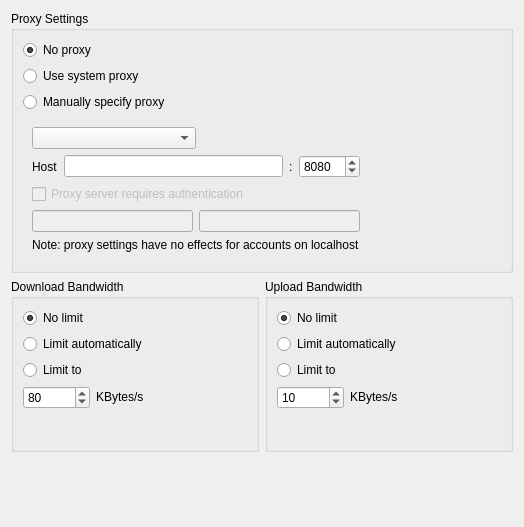
First picture: the form in src/gui/networksettings.ui, repository nextcloud/desktop, before the edit.
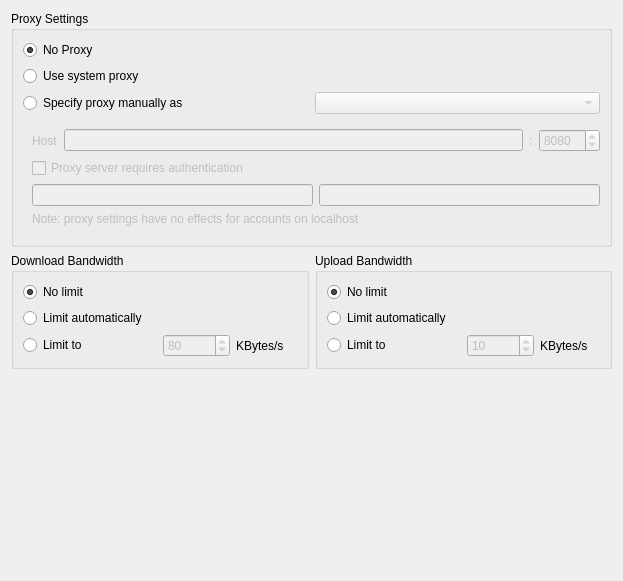
Second picture: the form after the edit.

Diff of the .ui file:
```diff
--- a/src/gui/networksettings.ui
+++ b/src/gui/networksettings.ui
@@ -6,49 +6,34 @@
    <rect>
     <x>0</x>
     <y>0</y>
-    <width>524</width>
-    <height>527</height>
+    <width>623</width>
+    <height>581</height>
    </rect>
   </property>
   <property name="windowTitle">
    <string notr="true">Form</string>
   </property>
-  <property name="autoFillBackground">
-   <bool>true</bool>
-  </property>
   <layout class="QGridLayout" name="gridLayout_3">
-   <item row="2" column="0">
-    <spacer name="verticalSpacer">
-     <property name="orientation">
-      <enum>Qt::Orientation::Vertical</enum>
-     </property>
-     <property name="sizeHint" stdset="0">
-      <size>
-       <width>20</width>
-       <height>40</height>
-      </size>
-     </property>
-    </spacer>
-   </item>
    <item row="0" column="0">
     <widget class="QGroupBox" name="proxyGroupBox">
      <property name="enabled">
       <bool>true</bool>
      </property>
-     <property name="sizePolicy">
-      <sizepolicy hsizetype="Preferred" vsizetype="Preferred">
-       <horstretch>0</horstretch>
-       <verstretch>0</verstretch>
-      </sizepolicy>
-     </property>
      <property name="title">
       <string>Proxy Settings</string>
      </property>
      <layout class="QGridLayout" name="gridLayout">
+      <item row="2" column="1">
+       <widget class="QComboBox" name="typeComboBox">
+        <property name="enabled">
+         <bool>false</bool>
+        </property>
+       </widget>
+      </item>
       <item row="0" column="0">
        <widget class="QRadioButton" name="noProxyRadioButton">
         <property name="text">
-         <string>No proxy</string>
+         <string>No Proxy</string>
         </property>
         <property name="checked">
          <bool>true</bool>
@@ -58,19 +43,6 @@
         </attribute>
        </widget>
       </item>
-      <item row="2" column="2">
-       <spacer name="horizontalSpacer_2">
-        <property name="orientation">
-         <enum>Qt::Orientation::Horizontal</enum>
-        </property>
-        <property name="sizeHint" stdset="0">
-         <size>
-          <width>40</width>
-          <height>20</height>
-         </size>
-        </property>
-       </spacer>
-      </item>
       <item row="1" column="0">
        <widget class="QRadioButton" name="systemProxyRadioButton">
         <property name="text">
@@ -81,53 +53,25 @@
         </attribute>
        </widget>
       </item>
-      <item row="3" column="0" colspan="3">
-       <layout class="QHBoxLayout" name="horizontalLayout_7">
-        <item>
+      <item row="2" column="0">
+       <widget class="QRadioButton" name="manualProxyRadioButton">
+        <property name="text">
+         <string>Specify proxy manually as</string>
+        </property>
+        <attribute name="buttonGroup">
+         <string notr="true">proxyButtonGroup</string>
+        </attribute>
+       </widget>
+      </item>
+      <item row="3" column="0" colspan="2">
          <widget class="QWidget" name="manualSettings" native="true">
           <property name="enabled">
-           <bool>true</bool>
-          </property>
-          <property name="sizePolicy">
-           <sizepolicy hsizetype="Expanding" vsizetype="Fixed">
-            <horstretch>0</horstretch>
-            <verstretch>0</verstretch>
-           </sizepolicy>
+         <bool>false</bool>
           </property>
           <layout class="QVBoxLayout" name="verticalLayout">
            <property name="rightMargin">
             <number>0</number>
            </property>
-           <item>
-            <layout class="QHBoxLayout" name="horizontalLayout_8">
-             <item>
-              <widget class="QComboBox" name="typeComboBox">
-               <property name="enabled">
-                <bool>true</bool>
-               </property>
-               <property name="sizePolicy">
-                <sizepolicy hsizetype="MinimumExpanding" vsizetype="Fixed">
-                 <horstretch>0</horstretch>
-                 <verstretch>0</verstretch>
-                </sizepolicy>
-               </property>
-              </widget>
-             </item>
-             <item>
-              <spacer name="horizontalSpacer_3">
-               <property name="orientation">
-                <enum>Qt::Orientation::Horizontal</enum>
-               </property>
-               <property name="sizeHint" stdset="0">
-                <size>
-                 <width>40</width>
-                 <height>20</height>
-                </size>
-               </property>
-              </spacer>
-             </item>
-            </layout>
-           </item>
            <item>
             <layout class="QHBoxLayout" name="horizontalLayout">
              <item>
@@ -140,8 +84,8 @@
              <item>
               <widget class="QLineEdit" name="hostLineEdit">
                <property name="sizePolicy">
-                <sizepolicy hsizetype="Preferred" vsizetype="Fixed">
-                 <horstretch>1</horstretch>
+              <sizepolicy hsizetype="MinimumExpanding" vsizetype="Fixed">
+               <horstretch>0</horstretch>
                  <verstretch>0</verstretch>
                 </sizepolicy>
                </property>
@@ -191,7 +135,7 @@
            <item>
             <widget class="QWidget" name="authWidgets" native="true">
              <property name="enabled">
-              <bool>true</bool>
+            <bool>false</bool>
              </property>
              <layout class="QHBoxLayout" name="horizontalLayout_2">
               <property name="leftMargin">
@@ -208,15 +152,6 @@
               </property>
               <item>
                <widget class="QLineEdit" name="userLineEdit">
-                <property name="enabled">
-                 <bool>false</bool>
-                </property>
-                <property name="sizePolicy">
-                 <sizepolicy hsizetype="Expanding" vsizetype="Preferred">
-                  <horstretch>1</horstretch>
-                  <verstretch>0</verstretch>
-                 </sizepolicy>
-                </property>
                 <property name="text">
                  <string/>
                 </property>
@@ -224,15 +159,6 @@
               </item>
               <item>
                <widget class="QLineEdit" name="passwordLineEdit">
-                <property name="enabled">
-                 <bool>false</bool>
-                </property>
-                <property name="sizePolicy">
-                 <sizepolicy hsizetype="Preferred" vsizetype="Fixed">
-                  <horstretch>1</horstretch>
-                  <verstretch>0</verstretch>
-                 </sizepolicy>
-                </property>
                 <property name="text">
                  <string/>
                 </property>
@@ -254,46 +180,15 @@
           </layout>
          </widget>
         </item>
-        <item>
-         <spacer name="horizontalSpacer">
-          <property name="orientation">
-           <enum>Qt::Orientation::Horizontal</enum>
-          </property>
-          <property name="sizeHint" stdset="0">
-           <size>
-            <width>40</width>
-            <height>20</height>
-           </size>
-          </property>
-         </spacer>
-        </item>
-       </layout>
-      </item>
-      <item row="2" column="0">
-       <widget class="QRadioButton" name="manualProxyRadioButton">
-        <property name="text">
-         <string>Manually specify proxy</string>
-        </property>
-        <attribute name="buttonGroup">
-         <string notr="true">proxyButtonGroup</string>
-        </attribute>
-       </widget>
-      </item>
      </layout>
     </widget>
    </item>
    <item row="1" column="0">
-    <layout class="QHBoxLayout" name="horizontalLayout_5" stretch="0,0">
-     <property name="topMargin">
-      <number>0</number>
-     </property>
-     <property name="bottomMargin">
-      <number>0</number>
-     </property>
+    <layout class="QHBoxLayout" name="horizontalLayout_5">
      <item>
       <widget class="QGroupBox" name="downloadBox">
        <property name="sizePolicy">
-        <sizepolicy hsizetype="Preferred" vsizetype="Expanding">
+        <sizepolicy hsizetype="Preferred" vsizetype="Maximum">
          <horstretch>0</horstretch>
          <verstretch>0</verstretch>
         </sizepolicy>
@@ -301,19 +196,7 @@
        <property name="title">
         <string>Download Bandwidth</string>
        </property>
-       <property name="alignment">
-        <set>Qt::AlignmentFlag::AlignLeading|Qt::AlignmentFlag::AlignLeft|Qt::AlignmentFlag::AlignTop</set>
-       </property>
        <layout class="QGridLayout" name="gridLayout_2">
-        <property name="topMargin">
-         <number>9</number>
-        </property>
-        <property name="bottomMargin">
-         <number>0</number>
-        </property>
-        <property name="verticalSpacing">
-         <number>6</number>
-        </property>
         <item row="3" column="0">
          <widget class="QRadioButton" name="downloadLimitRadioButton">
           <property name="text">
@@ -331,22 +214,25 @@
           </property>
          </widget>
         </item>
-        <item row="1" column="0" colspan="2">
-         <widget class="QRadioButton" name="autoDownloadLimitRadioButton">
-          <property name="toolTip">
-           <string>Limit to 3/4 of estimated bandwidth</string>
+        <item row="4" column="0" colspan="2">
+         <spacer name="verticalSpacer_2">
+          <property name="orientation">
+           <enum>Qt::Vertical</enum>
           </property>
-          <property name="text">
-           <string>Limit automatically</string>
+          <property name="sizeHint" stdset="0">
+           <size>
+            <width>147</width>
+            <height>25</height>
+           </size>
           </property>
-         </widget>
+         </spacer>
         </item>
-        <item row="4" column="0">
+        <item row="3" column="1">
          <layout class="QHBoxLayout" name="horizontalLayout_3">
           <item>
            <widget class="QSpinBox" name="downloadSpinBox">
             <property name="enabled">
-             <bool>true</bool>
+             <bool>false</bool>
             </property>
             <property name="maximum">
              <number>999999</number>
@@ -357,13 +243,7 @@
            </widget>
           </item>
           <item>
-           <widget class="QLabel" name="downloadSpinBoxLabel">
-            <property name="sizePolicy">
-             <sizepolicy hsizetype="Preferred" vsizetype="Fixed">
-              <horstretch>0</horstretch>
-              <verstretch>0</verstretch>
-             </sizepolicy>
-            </property>
+           <widget class="QLabel" name="label_3">
             <property name="text">
              <string>KBytes/s</string>
             </property>
@@ -371,18 +251,15 @@
           </item>
          </layout>
         </item>
-        <item row="5" column="0">
-         <spacer name="verticalSpacer_2">
-          <property name="orientation">
-           <enum>Qt::Orientation::Vertical</enum>
+        <item row="1" column="0" colspan="2">
+         <widget class="QRadioButton" name="autoDownloadLimitRadioButton">
+          <property name="toolTip">
+           <string>Limit to 3/4 of estimated bandwidth</string>
           </property>
-          <property name="sizeHint" stdset="0">
-           <size>
-            <width>20</width>
-            <height>40</height>
-           </size>
+          <property name="text">
+           <string>Limit automatically</string>
           </property>
-         </spacer>
+         </widget>
         </item>
        </layout>
       </widget>
@@ -390,7 +267,7 @@
      <item>
       <widget class="QGroupBox" name="uploadBox">
        <property name="sizePolicy">
-        <sizepolicy hsizetype="Preferred" vsizetype="Expanding">
+        <sizepolicy hsizetype="Preferred" vsizetype="Maximum">
          <horstretch>0</horstretch>
          <verstretch>0</verstretch>
         </sizepolicy>
@@ -398,55 +275,7 @@
        <property name="title">
         <string>Upload Bandwidth</string>
        </property>
-       <property name="alignment">
-        <set>Qt::AlignmentFlag::AlignLeading|Qt::AlignmentFlag::AlignLeft|Qt::AlignmentFlag::AlignTop</set>
-       </property>
-       <property name="flat">
-        <bool>false</bool>
-       </property>
        <layout class="QGridLayout" name="gridLayout_4">
-        <property name="topMargin">
-         <number>9</number>
-        </property>
-        <property name="bottomMargin">
-         <number>0</number>
-        </property>
-        <property name="verticalSpacing">
-         <number>6</number>
-        </property>
-        <item row="3" column="0">
-         <layout class="QHBoxLayout" name="horizontalLayout_4" stretch="0,0">
-          <item>
-           <widget class="QSpinBox" name="uploadSpinBox">
-            <property name="enabled">
-             <bool>true</bool>
-            </property>
-            <property name="minimum">
-             <number>1</number>
-            </property>
-            <property name="maximum">
-             <number>999999</number>
-            </property>
-            <property name="value">
-             <number>10</number>
-            </property>
-           </widget>
-          </item>
-          <item>
-           <widget class="QLabel" name="uploadSpinBoxLabel">
-            <property name="sizePolicy">
-             <sizepolicy hsizetype="Preferred" vsizetype="Fixed">
-              <horstretch>0</horstretch>
-              <verstretch>0</verstretch>
-             </sizepolicy>
-            </property>
-            <property name="text">
-             <string>KBytes/s</string>
-            </property>
-           </widget>
-          </item>
-         </layout>
-        </item>
         <item row="2" column="0">
          <widget class="QRadioButton" name="uploadLimitRadioButton">
           <property name="text">
@@ -474,18 +303,32 @@
           </property>
          </widget>
         </item>
-        <item row="4" column="0">
-         <spacer name="verticalSpacer_3">
-          <property name="orientation">
-           <enum>Qt::Orientation::Vertical</enum>
-          </property>
-          <property name="sizeHint" stdset="0">
-           <size>
-            <width>20</width>
-            <height>40</height>
-           </size>
-          </property>
-         </spacer>
+        <item row="2" column="1">
+         <layout class="QHBoxLayout" name="horizontalLayout_4">
+          <item>
+           <widget class="QSpinBox" name="uploadSpinBox">
+            <property name="enabled">
+             <bool>false</bool>
+            </property>
+            <property name="minimum">
+             <number>1</number>
+            </property>
+            <property name="maximum">
+             <number>999999</number>
+            </property>
+            <property name="value">
+             <number>10</number>
+            </property>
+           </widget>
+          </item>
+          <item>
+           <widget class="QLabel" name="label_4">
+            <property name="text">
+             <string>KBytes/s</string>
+            </property>
+           </widget>
+          </item>
+         </layout>
         </item>
        </layout>
        <zorder>autoUploadLimitRadioButton</zorder>
@@ -496,6 +339,19 @@
      </item>
     </layout>
    </item>
+   <item row="2" column="0">
+    <spacer name="verticalSpacer">
+     <property name="orientation">
+      <enum>Qt::Vertical</enum>
+     </property>
+     <property name="sizeHint" stdset="0">
+      <size>
+       <width>20</width>
+       <height>0</height>
+      </size>
+     </property>
+    </spacer>
+   </item>
   </layout>
  </widget>
  <resources/>
```
Left out of the diff: 55 changed lines with no effect on the pictures. Lines whose indentation alone changed are shown as unchanged.
